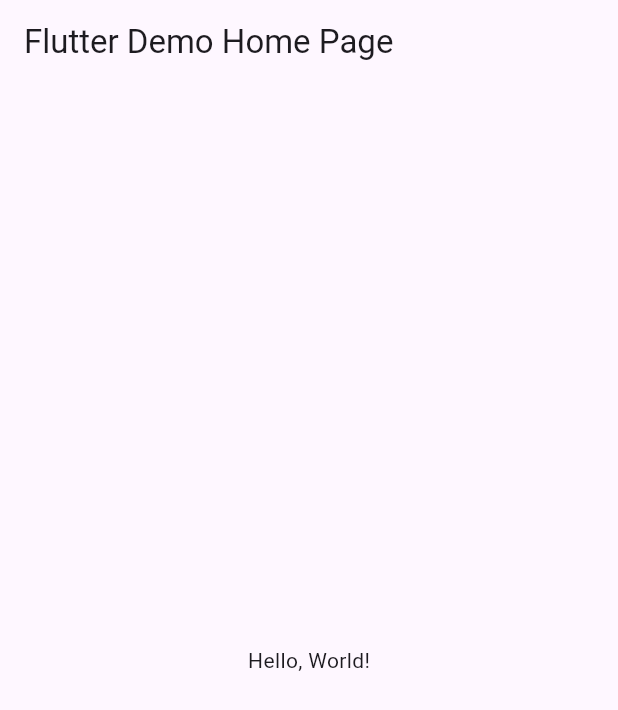
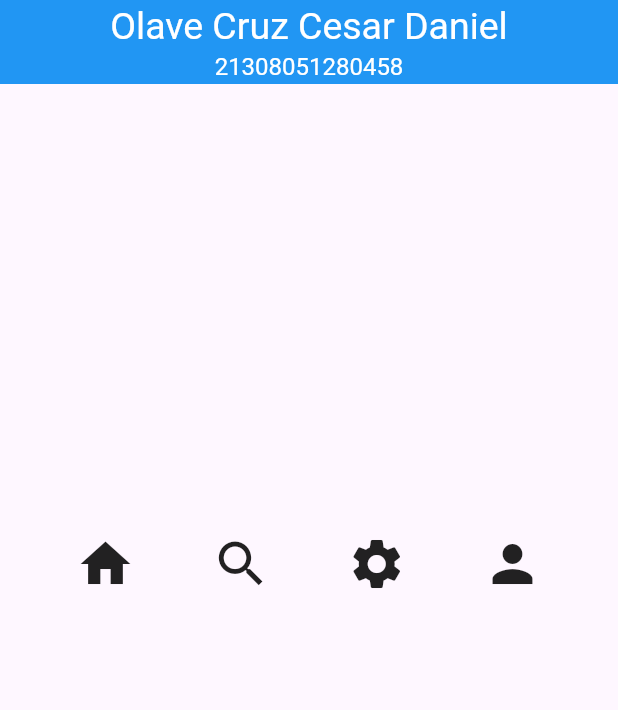
Before and after one commit to CesarDanielOC/p9_iconos, a Flutter app: the screen it shows after launch, on a phone screen of 412 x 824 dp. Shown: the top 710 px of the screen. Run offline on Flutter 3.47's test engine with Material 3 defaults, Android fonts, the phone set to English and light mode, and no system bars.

```diff
--- a/lib/main.dart
+++ b/lib/main.dart
@@ -1,41 +1,46 @@
 import 'package:flutter/material.dart';
 
-void main() => runApp(MyApp());
+void main() {
+  runApp(MisIconosApp());
+}
 
-class MyApp extends StatelessWidget {
-  const MyApp({super.key});
-  // This widget is the root of your application.
+class MisIconosApp extends StatelessWidget {
+  const MisIconosApp({super.key});
+
   @override
   Widget build(BuildContext context) {
     return MaterialApp(
-      // Application name
-      title: 'Flutter Hello World',
-      // Application theme data, you can set the colors for the application as
-      // you want
-      theme: ThemeData(
-        // useMaterial3: false,
-        primarySwatch: Colors.blue,
-      ),
-      // A widget which will be started on application startup
-      home: MyHomePage(title: 'Flutter Demo Home Page'),
-    );
-  }
-}
-
-class MyHomePage extends StatelessWidget {
-  final String title;
-  const MyHomePage({super.key, required this.title});
-
-  @override
-  Widget build(BuildContext context) {
-    return Scaffold(
-      appBar: AppBar(
-        // The title text which will be shown on the action bar
-        title: Text(title),
-      ),
-      body: Center(
-        child: Text(
-          'Hello, World!',
+      debugShowCheckedModeBanner: false,
+      home: Scaffold(
+        appBar: AppBar(
+          title: Column(
+            // Usamos Column dentro del AppBar
+            mainAxisAlignment:
+                MainAxisAlignment.center, // Centramos verticalmente
+            children: const [
+              Text('Olave Cruz Cesar Daniel',
+                  style: TextStyle(fontSize: 25, color: Colors.white)),
+              Text('21308051280458',
+                  style: TextStyle(
+                      fontSize: 16, color: Colors.white)), // Texto adicional
+            ],
+          ),
+          centerTitle: true,
+          backgroundColor: Colors.blue,
+        ),
+        body: Column(
+          children: [
+            const SizedBox(height: 300),
+            Row(
+              mainAxisAlignment: MainAxisAlignment.spaceEvenly,
+              children: const <Widget>[
+                Icon(Icons.home, size: 40.0),
+                Icon(Icons.search, size: 40.0),
+                Icon(Icons.settings, size: 40.0),
+                Icon(Icons.person, size: 40.0),
+              ],
+            ),
+          ],
         ),
       ),
     );
```
